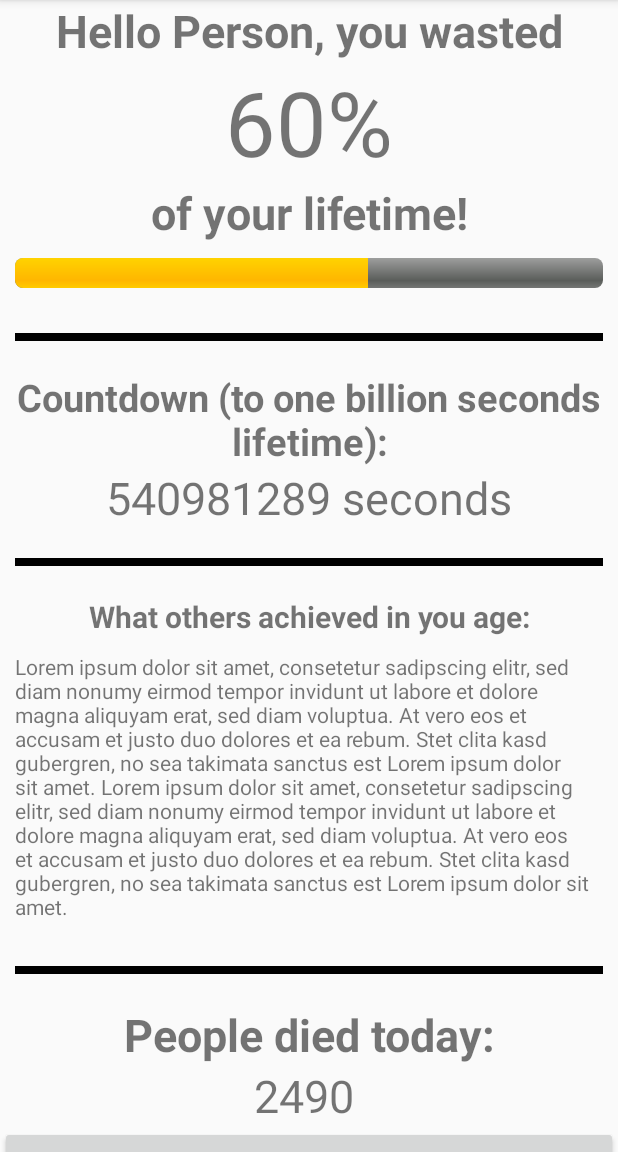
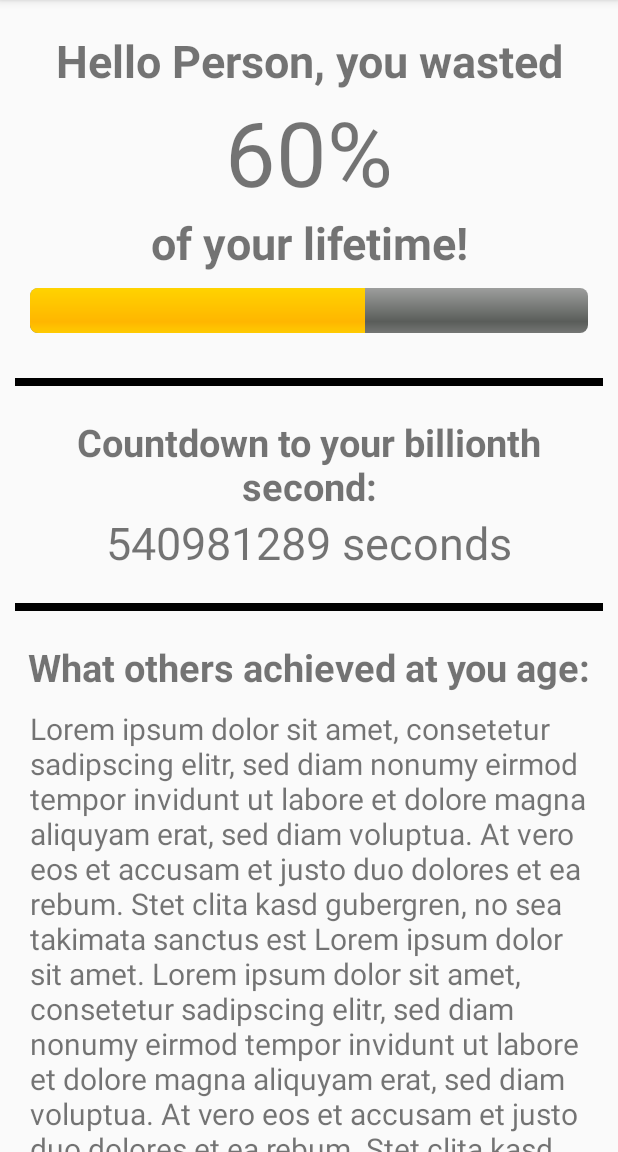
Before and after one commit to Jugendhackt/depressionApp, an Android app: the screen it shows after launch (MainActivity), on a phone screen of 412 x 824 dp, the part 84-1236 px from its top. Run offline under Robolectric (Android 15) with nearby library versions, the phone set to English and light mode, and no system bars.

Commit message:
change sizes in activity_main

```diff
--- a/app/src/main/res/layout/activity_main.xml
+++ b/app/src/main/res/layout/activity_main.xml
@@ -6,10 +6,12 @@
     <LinearLayout
         android:layout_width="match_parent"
         android:layout_height="wrap_content"
-        android:orientation="vertical">
+        android:orientation="vertical"
+        android:padding="10sp">
 
 
         <TextView
+            android:layout_marginTop="10sp"
             android:id="@+id/wastedLifetimeTvFirst"
             android:layout_width="match_parent"
             android:layout_height="wrap_content"
@@ -40,16 +42,16 @@
             style="@android:style/Widget.ProgressBar.Horizontal"
             android:padding="10dp"
             android:layout_width="match_parent"
-            android:layout_height="wrap_content"
+            android:layout_height="50dp"
             android:max="100"
             android:progress="60" />
 
         <View
             android:layout_width="fill_parent"
             android:layout_marginTop="20dp"
-            android:layout_marginRight="10dp"
+            android:layout_marginRight="0dp"
             android:layout_marginBottom="20dp"
-            android:layout_marginLeft="10dp"
+            android:layout_marginLeft="0dp"
             android:layout_height="5dip"
             android:background="#000" />
 
@@ -58,7 +60,7 @@
             android:id="@+id/countdownTv"
             android:layout_width="match_parent"
             android:layout_height="wrap_content"
-            android:text="Countdown (to one billion seconds lifetime):"
+            android:text="Countdown to your billionth second:"
             android:textAlignment="center"
             android:textSize="25sp"
             android:textStyle="bold" />
@@ -75,9 +77,9 @@
         <View
             android:layout_width="fill_parent"
             android:layout_marginTop="20dp"
-            android:layout_marginRight="10dp"
+            android:layout_marginRight="0dp"
             android:layout_marginBottom="20dp"
-            android:layout_marginLeft="10dp"
+            android:layout_marginLeft="0dp"
             android:layout_height="5dip"
             android:background="#000" />
 
@@ -85,9 +87,9 @@
             android:id="@+id/whatArchievedTv"
             android:layout_width="match_parent"
             android:layout_height="wrap_content"
-            android:text="What others achieved in you age:"
+            android:text="What others achieved at you age:"
             android:textAlignment="center"
-            android:textSize="20sp"
+            android:textSize="25sp"
             android:textStyle="bold" />
 
         <TextView
@@ -95,14 +97,15 @@
             android:layout_width="match_parent"
             android:layout_height="wrap_content"
             android:layout_margin="10sp"
-            android:text="Lorem ipsum dolor sit amet, consetetur sadipscing elitr, sed diam nonumy eirmod tempor invidunt ut labore et dolore magna aliquyam erat, sed diam voluptua. At vero eos et accusam et justo duo dolores et ea rebum. Stet clita kasd gubergren, no sea takimata sanctus est Lorem ipsum dolor sit amet. Lorem ipsum dolor sit amet, consetetur sadipscing elitr, sed diam nonumy eirmod tempor invidunt ut labore et dolore magna aliquyam erat, sed diam voluptua. At vero eos et accusam et justo duo dolores et ea rebum. Stet clita kasd gubergren, no sea takimata sanctus est Lorem ipsum dolor sit amet." />
+            android:text="Lorem ipsum dolor sit amet, consetetur sadipscing elitr, sed diam nonumy eirmod tempor invidunt ut labore et dolore magna aliquyam erat, sed diam voluptua. At vero eos et accusam et justo duo dolores et ea rebum. Stet clita kasd gubergren, no sea takimata sanctus est Lorem ipsum dolor sit amet. Lorem ipsum dolor sit amet, consetetur sadipscing elitr, sed diam nonumy eirmod tempor invidunt ut labore et dolore magna aliquyam erat, sed diam voluptua. At vero eos et accusam et justo duo dolores et ea rebum. Stet clita kasd gubergren, no sea takimata sanctus est Lorem ipsum dolor sit amet."
+            android:textSize="20sp" />
 
         <View
             android:layout_width="fill_parent"
             android:layout_height="5dip"
-            android:layout_marginLeft="10dp"
+            android:layout_marginLeft="0dp"
             android:layout_marginTop="20dp"
-            android:layout_marginRight="10dp"
+            android:layout_marginRight="0dp"
             android:layout_marginBottom="20dp"
             android:background="#000" />
 
```
